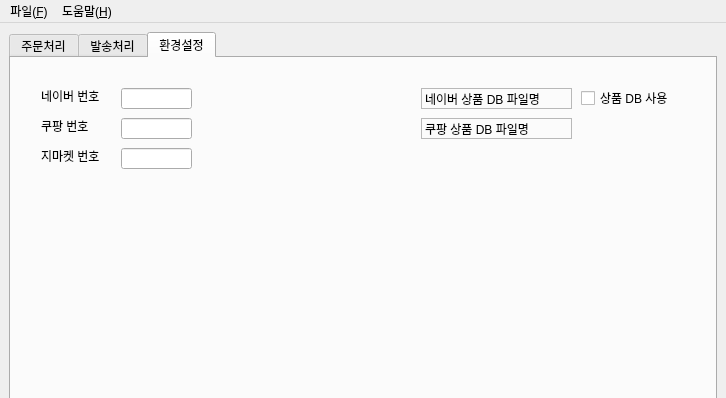
Old version of the form ui/main_window.ui in the repository Peanut0711/easy-fulfill; both pictures show x 0 to 726 and y 0 to 398 of the 726 by 674 pixel window.
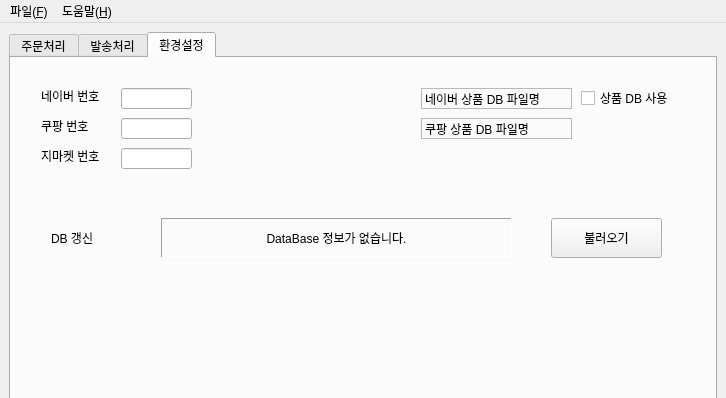
New version of the form. The open tabs and pages were chosen to show the change.

Commit message: DB 갱신을 위한 데이터베이스 파일 불러오기 UI작업중

```diff
--- a/ui/main_window.ui
+++ b/ui/main_window.ui
@@ -368,6 +368,54 @@
          <string>지마켓 번호</string>
         </property>
        </widget>
+       <widget class="QLabel" name="label_database_name">
+        <property name="geometry">
+         <rect>
+          <x>150</x>
+          <y>160</y>
+          <width>351</width>
+          <height>40</height>
+         </rect>
+        </property>
+        <property name="frameShape">
+         <enum>QFrame::Shape::Panel</enum>
+        </property>
+        <property name="frameShadow">
+         <enum>QFrame::Shadow::Sunken</enum>
+        </property>
+        <property name="text">
+         <string>DataBase 정보가 없습니다.</string>
+        </property>
+        <property name="alignment">
+         <set>Qt::AlignmentFlag::AlignCenter</set>
+        </property>
+       </widget>
+       <widget class="QPushButton" name="pushButton_load_database">
+        <property name="geometry">
+         <rect>
+          <x>540</x>
+          <y>160</y>
+          <width>111</width>
+          <height>40</height>
+         </rect>
+        </property>
+        <property name="text">
+         <string>불러오기</string>
+        </property>
+       </widget>
+       <widget class="QLabel" name="label_database">
+        <property name="geometry">
+         <rect>
+          <x>40</x>
+          <y>160</y>
+          <width>61</width>
+          <height>40</height>
+         </rect>
+        </property>
+        <property name="text">
+         <string>DB 갱신</string>
+        </property>
+       </widget>
       </widget>
      </widget>
     </item>
```
The commit also changes 2 other files.
